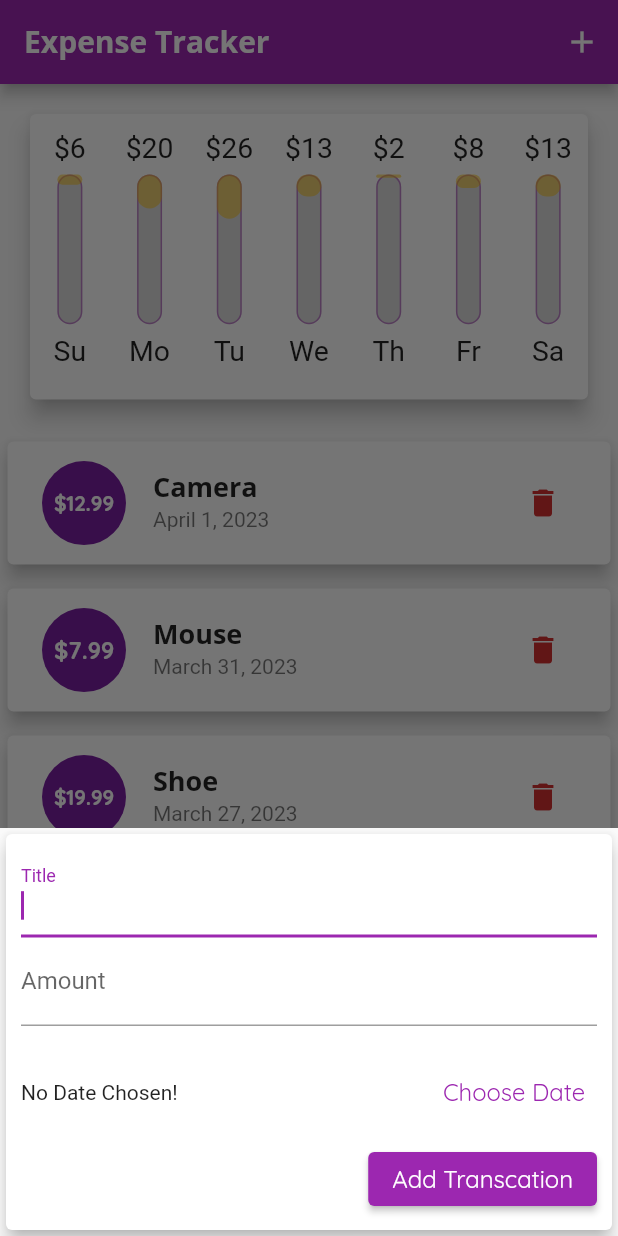
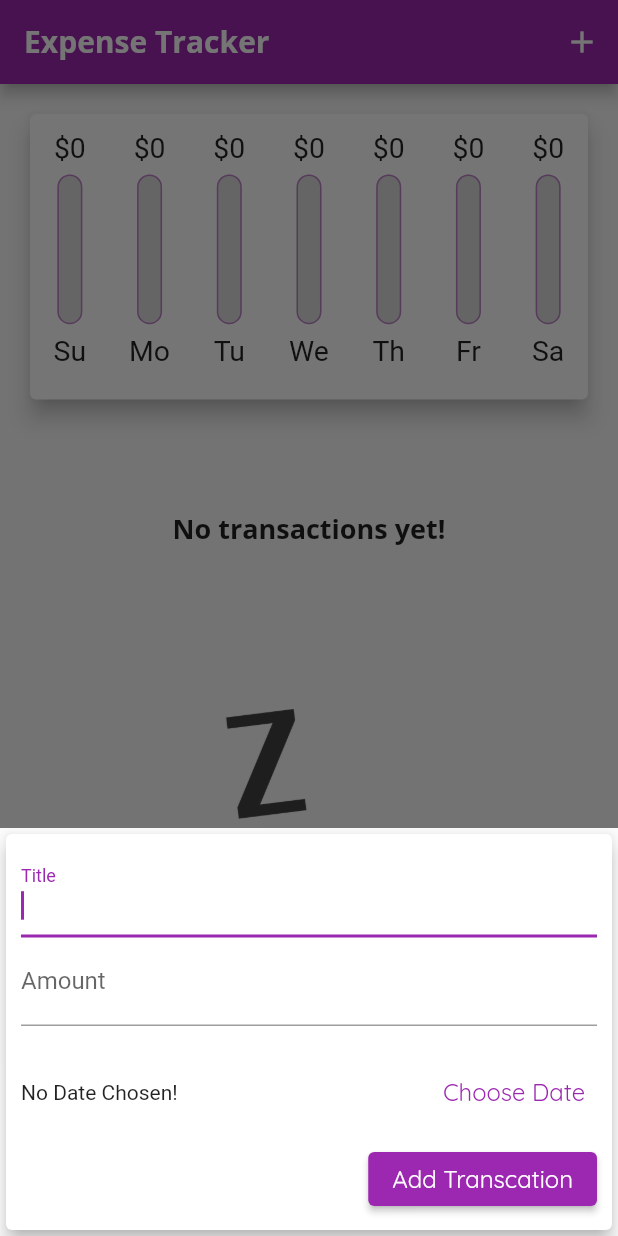
Before and after one commit to NitinNitinRaj/expense_app, a Flutter app: the screen it shows after launch, after a tap on the "add" icon, on a phone screen of 412 x 824 dp. Run offline on Flutter 3.47's test engine with Material 2 defaults, Android fonts, the light colour scheme and no system bars.

Commit message:
Cleaning up the code

```diff
--- a/lib/pages/home.dart
+++ b/lib/pages/home.dart
@@ -5,9 +5,9 @@ import 'package:expense_app/widgets/Chart.dart';
 import 'package:expense_app/widgets/new_transaction.dart';
 import 'package:expense_app/widgets/transaction_list.dart';
 import 'package:flutter/cupertino.dart';
+import 'package:flutter/foundation.dart';
 import 'package:flutter/material.dart';
 import 'package:uuid/uuid.dart';
-import 'package:flutter/foundation.dart';
 
 class Home extends StatefulWidget {
   const Home({super.key});
@@ -17,50 +17,7 @@ class Home extends StatefulWidget {
 }
 
 class _HomeState extends State<Home> {
-  final List<Transaction> _userTransactions = [
-    Transaction(
-      id: const Uuid().v1(),
-      title: "Camera",
-      amount: 12.99,
-      date: DateTime.now(),
-    ),
-    Transaction(
-      id: const Uuid().v1(),
-      title: "Mouse",
-      amount: 7.99,
-      date: DateTime.now().subtract(const Duration(days: 1)),
-    ),
-    Transaction(
-      id: const Uuid().v1(),
-      title: "Shoe",
-      amount: 19.99,
-      date: DateTime.now().subtract(const Duration(days: 5)),
-    ),
-    Transaction(
-      id: const Uuid().v1(),
-      title: "Bottle",
-      amount: 12.99,
-      date: DateTime.now().subtract(const Duration(days: 3)),
-    ),
-    Transaction(
-      id: const Uuid().v1(),
-      title: "Lunch",
-      amount: 5.99,
-      date: DateTime.now().subtract(const Duration(days: 6)),
-    ),
-    Transaction(
-      id: const Uuid().v1(),
-      title: "Coffee",
-      amount: 1.99,
-      date: DateTime.now().subtract(const Duration(days: 2)),
-    ),
-    Transaction(
-      id: const Uuid().v1(),
-      title: "Football",
-      amount: 25.99,
-      date: DateTime.now().subtract(const Duration(days: 4)),
-    ),
-  ];
+  final List<Transaction> _userTransactions = [];
 
   bool _showChart = false;
 
@@ -101,35 +58,43 @@ class _HomeState extends State<Home> {
 
   final isDesktop = defaultTargetPlatform == TargetPlatform.windows || kIsWeb;
 
-  // final isWebMobile = kIsWeb &&
-  //     (defaultTargetPlatform == TargetPlatform.iOS ||
-  //         defaultTargetPlatform == TargetPlatform.android);
+  // final isWebMobile = kIsWeb &&(defaultTargetPlatform == TargetPlatform.iOS ||defaultTargetPlatform == TargetPlatform.android);
 
   @override
   Widget build(BuildContext context) {
     final mediaQuery = MediaQuery.of(context);
-    final PreferredSizeWidget appBar = (Platform.isIOS
-        ? CupertinoNavigationBar(
-            middle: const Text("Expense Tracker"),
-            trailing: Row(
-              mainAxisSize: MainAxisSize.min,
-              children: [
-                GestureDetector(
-                    onTap: () => {_startAddNewTransaction(context)},
-                    child: const Icon(CupertinoIcons.add))
-              ],
+    final PreferredSizeWidget appBar = _buildAppBar();
+    final listView = buildListView(mediaQuery, appBar);
+    final isLandscape = mediaQuery.orientation == Orientation.landscape;
+
+    return Platform.isIOS
+        ? CupertinoPageScaffold(
+            navigationBar: appBar as ObstructingPreferredSizeWidget,
+            child:
+                _pageBody(mediaQuery, appBar as AppBar, listView, isLandscape),
+          )
+        : Scaffold(
+            appBar: appBar,
+            floatingActionButtonLocation:
+                FloatingActionButtonLocation.centerFloat,
+            floatingActionButton: Platform.isIOS
+                ? Container()
+                : FloatingActionButton(
+                    child: const Icon(Icons.add),
+                    onPressed: () => {_startAddNewTransaction(context)},
+                  ),
+            body: _pageBody(
+              mediaQuery,
+              appBar as AppBar,
+              listView,
+              isLandscape,
             ),
-          )
-        : AppBar(
-            title: const Text("Expense Tracker"),
-            actions: [
-              IconButton(
-                  onPressed: () => {_startAddNewTransaction(context)},
-                  icon: const Icon(Icons.add))
-            ],
-          )) as PreferredSizeWidget;
+          );
+  }
 
-    final listView = SizedBox(
+  SizedBox buildListView(
+      MediaQueryData mediaQuery, PreferredSizeWidget appBar) {
+    return SizedBox(
       height: (mediaQuery.size.height -
               appBar.preferredSize.height -
               mediaQuery.padding.top) *
@@ -139,10 +104,57 @@ class _HomeState extends State<Home> {
         userTransactions: _userTransactions,
       ),
     );
+  }
 
-    final isLandscape = mediaQuery.orientation == Orientation.landscape;
+  List<Widget> _buildLandscapeContent(
+      MediaQueryData mediaQuery, AppBar appBar, Widget listView) {
+    return [
+      Row(
+        mainAxisAlignment: MainAxisAlignment.center,
+        children: [
+          Text("Show Chart", style: Theme.of(context).textTheme.titleLarge),
+          Switch.adaptive(
+              value: _showChart,
+              onChanged: (val) {
+                setState(() {
+                  _showChart = val;
+                });
+              })
+        ],
+      ),
+      _showChart
+          ? SizedBox(
+              height: (mediaQuery.size.height -
+                      appBar.preferredSize.height -
+                      mediaQuery.padding.top) *
+                  0.7,
+              child: Chart(
+                recentTransactions: _recentTransaction,
+              ),
+            )
+          : listView,
+    ];
+  }
 
-    final pageBody = SafeArea(
+  List<Widget> _buildPortraitContent(
+      MediaQueryData mediaQuery, AppBar appBar, Widget listView) {
+    return [
+      SizedBox(
+        height: (mediaQuery.size.height -
+                appBar.preferredSize.height -
+                mediaQuery.padding.top) *
+            0.3,
+        child: Chart(
+          recentTransactions: _recentTransaction,
+        ),
+      ),
+      listView,
+    ];
+  }
+
+  Widget _pageBody(MediaQueryData mediaQuery, AppBar appBar, Widget listView,
+      bool isLandscape) {
+    return SafeArea(
       child: SingleChildScrollView(
         child: isDesktop
             ? Center(
@@ -174,63 +186,38 @@ class _HomeState extends State<Home> {
               )
             : Column(
                 children: [
+                  if (!isLandscape)
+                    ..._buildPortraitContent(
+                        mediaQuery, appBar as AppBar, listView),
                   if (isLandscape)
-                    Row(
-                      mainAxisAlignment: MainAxisAlignment.center,
-                      children: [
-                        Text("Show Chart",
-                            style: Theme.of(context).textTheme.titleLarge),
-                        Switch.adaptive(
-                            value: _showChart,
-                            onChanged: (val) {
-                              setState(() {
-                                _showChart = val;
-                              });
-                            })
-                      ],
-                    ),
-                  if (!isLandscape)
-                    SizedBox(
-                      height: (mediaQuery.size.height -
-                              appBar.preferredSize.height -
-                              mediaQuery.padding.top) *
-                          0.3,
-                      child: Chart(
-                        recentTransactions: _recentTransaction,
-                      ),
-                    ),
-                  if (!isLandscape) listView,
-                  if (isLandscape)
-                    _showChart
-                        ? SizedBox(
-                            height: (mediaQuery.size.height -
-                                    appBar.preferredSize.height -
-                                    mediaQuery.padding.top) *
-                                0.7,
-                            child: Chart(
-                              recentTransactions: _recentTransaction,
-                            ),
-                          )
-                        : listView,
+                    ..._buildLandscapeContent(
+                        mediaQuery, appBar as AppBar, listView),
                 ],
               ),
       ),
     );
+  }
 
-    return Platform.isIOS
-        ? CupertinoPageScaffold(
-            navigationBar: appBar as ObstructingPreferredSizeWidget,
-            child: pageBody)
-        : Scaffold(
-            appBar: appBar,
-            floatingActionButtonLocation:
-                FloatingActionButtonLocation.centerFloat,
-            floatingActionButton: Platform.isIOS
-                ? Container()
-                : FloatingActionButton(
-                    child: const Icon(Icons.add),
-                    onPressed: () => {_startAddNewTransaction(context)},
-                  ),
-            body: pageBody);
+  PreferredSizeWidget _buildAppBar() {
+    return (Platform.isIOS
+        ? CupertinoNavigationBar(
+            middle: const Text("Expense Tracker"),
+            trailing: Row(
+              mainAxisSize: MainAxisSize.min,
+              children: [
+                GestureDetector(
+                    onTap: () => {_startAddNewTransaction(context)},
+                    child: const Icon(CupertinoIcons.add))
+              ],
+            ),
+          )
+        : AppBar(
+            title: const Text("Expense Tracker"),
+            actions: [
+              IconButton(
+                  onPressed: () => {_startAddNewTransaction(context)},
+                  icon: const Icon(Icons.add))
+            ],
+          )) as PreferredSizeWidget;
   }
 }
--- a/lib/widgets/new_transaction.dart
+++ b/lib/widgets/new_transaction.dart
@@ -1,8 +1,5 @@
-import 'dart:io';
-
 import 'package:expense_app/widgets/adaptive_elevated_button.dart';
 import 'package:expense_app/widgets/adaptive_text_button.dart';
-import 'package:flutter/cupertino.dart';
 import 'package:flutter/material.dart';
 import 'package:intl/intl.dart';
 
--- /dev/null
+++ b/lib/widgets/transaction_item.dart
@@ -0,0 +1,72 @@
+import 'package:expense_app/models/transaction.dart';
+import 'package:flutter/material.dart';
+import 'package:intl/intl.dart';
+
+class TransactionItem extends StatelessWidget {
+  const TransactionItem({
+    super.key,
+    required this.userTransaction,
+    required this.themeContext,
+    required this.deleteTransaction,
+  });
+
+  final Transaction userTransaction;
+  final ThemeData themeContext;
+  final Function deleteTransaction;
+
+  @override
+  Widget build(BuildContext context) {
+    return Card(
+      elevation: 5,
+      margin: const EdgeInsets.symmetric(vertical: 8, horizontal: 5),
+      child: Padding(
+        padding: const EdgeInsets.all(5),
+        child: ListTile(
+          leading: CircleAvatar(
+            radius: 30,
+            child: Padding(
+              padding: const EdgeInsets.all(10),
+              child: FittedBox(
+                child: Text(
+                  "\$${userTransaction.amount.toStringAsFixed(2)}",
+                  style: const TextStyle(
+                    fontWeight: FontWeight.bold,
+                    color: Colors.white,
+                  ),
+                ),
+              ),
+            ),
+          ),
+          title: Text(
+            userTransaction.title,
+            style: themeContext.textTheme.titleLarge,
+          ),
+          subtitle: Text(
+            DateFormat.yMMMMd().format(userTransaction.date),
+          ),
+          trailing: MediaQuery.of(context).size.width > 500
+              ? TextButton.icon(
+                  label: Text(
+                    "Delete",
+                    style: TextStyle(
+                      color: themeContext.colorScheme.error,
+                    ),
+                  ),
+                  icon: Icon(
+                    Icons.delete,
+                    color: themeContext.colorScheme.error,
+                  ),
+                  onPressed: () => {deleteTransaction(userTransaction.id)},
+                )
+              : IconButton(
+                  icon: Icon(
+                    Icons.delete,
+                    color: themeContext.colorScheme.error,
+                  ),
+                  onPressed: () => {deleteTransaction(userTransaction.id)},
+                ),
+        ),
+      ),
+    );
+  }
+}
--- a/lib/widgets/transaction_list.dart
+++ b/lib/widgets/transaction_list.dart
@@ -1,6 +1,6 @@
+import 'package:expense_app/models/transaction.dart';
+import 'package:expense_app/widgets/transaction_item.dart';
 import 'package:flutter/material.dart';
-import 'package:intl/intl.dart';
-import 'package:expense_app/models/transaction.dart';
 
 class TransactionList extends StatelessWidget {
   final List<Transaction> userTransactions;
@@ -40,60 +40,10 @@ class TransactionList extends StatelessWidget {
         : ListView.builder(
             itemCount: userTransactions.length,
             itemBuilder: (ctx, index) {
-              return Card(
-                elevation: 5,
-                margin: const EdgeInsets.symmetric(vertical: 8, horizontal: 5),
-                child: Padding(
-                  padding: const EdgeInsets.all(5),
-                  child: ListTile(
-                    leading: CircleAvatar(
-                      radius: 30,
-                      child: Padding(
-                        padding: const EdgeInsets.all(10),
-                        child: FittedBox(
-                          child: Text(
-                            "\$${userTransactions[index].amount.toStringAsFixed(2)}",
-                            style: const TextStyle(
-                              fontWeight: FontWeight.bold,
-                              color: Colors.white,
-                            ),
-                          ),
-                        ),
-                      ),
-                    ),
-                    title: Text(
-                      userTransactions[index].title,
-                      style: themeContext.textTheme.titleLarge,
-                    ),
-                    subtitle: Text(
-                      DateFormat.yMMMMd().format(userTransactions[index].date),
-                    ),
-                    trailing: MediaQuery.of(context).size.width > 500
-                        ? TextButton.icon(
-                            label: Text(
-                              "Delete",
-                              style: TextStyle(
-                                color: themeContext.colorScheme.error,
-                              ),
-                            ),
-                            icon: Icon(
-                              Icons.delete,
-                              color: themeContext.colorScheme.error,
-                            ),
-                            onPressed: () =>
-                                {deleteTransaction(userTransactions[index].id)},
-                          )
-                        : IconButton(
-                            icon: Icon(
-                              Icons.delete,
-                              color: themeContext.colorScheme.error,
-                            ),
-                            onPressed: () =>
-                                {deleteTransaction(userTransactions[index].id)},
-                          ),
-                  ),
-                ),
-              );
+              return TransactionItem(
+                  userTransaction: userTransactions[index],
+                  themeContext: themeContext,
+                  deleteTransaction: deleteTransaction);
             },
           );
   }
```
